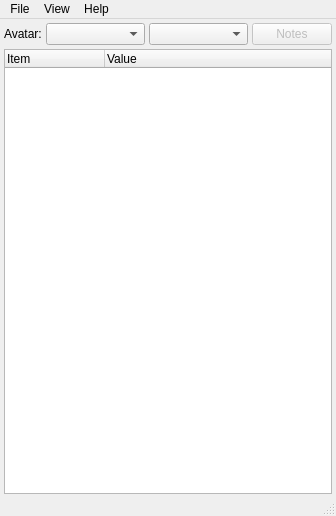
Old version of the form MainWindow.ui in the repository bsmr/CotA.
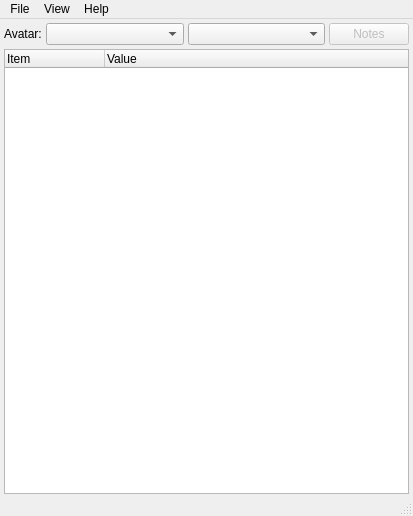
New version of the form. Icons and pictures are not drawn.

Commit message: Adjust the default size of the main window.

What changed in the file:
```diff
--- a/MainWindow.ui
+++ b/MainWindow.ui
@@ -9,7 +9,7 @@
    <rect>
     <x>0</x>
     <y>0</y>
-    <width>336</width>
+    <width>413</width>
     <height>516</height>
    </rect>
   </property>
@@ -132,7 +132,7 @@
     <rect>
      <x>0</x>
      <y>0</y>
-     <width>336</width>
+     <width>413</width>
      <height>25</height>
     </rect>
    </property>
```
